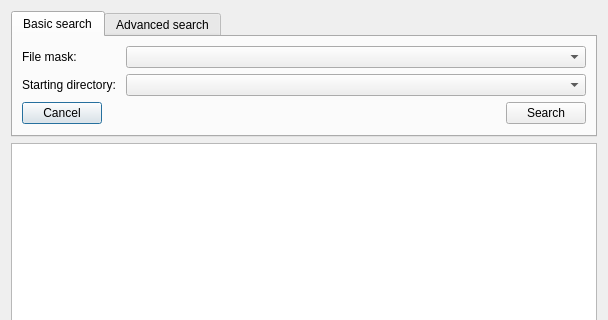
Above: searchdialog.ui from afigegoznaet/YAC_Commander before the change; both pictures show x 0 to 608 and y 0 to 320 of the 608 by 478 pixel window. Below: the same form after it.
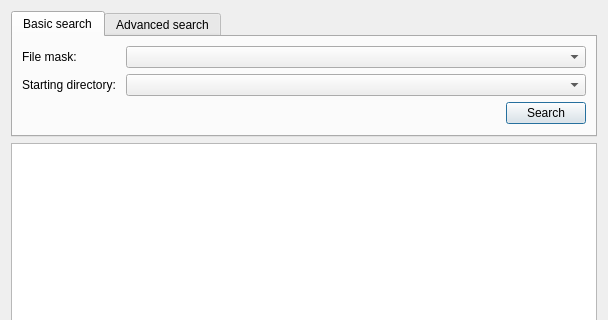
That is the form after the change. Custom widgets are drawn as their Qt base class.

What changed in the file:
```diff
--- a/searchdialog.ui
+++ b/searchdialog.ui
@@ -78,13 +78,6 @@
          </item>
          <item>
           <layout class="QHBoxLayout" name="horizontalLayout">
-           <item>
-            <widget class="QPushButton" name="cancelButton">
-             <property name="text">
-              <string>Cancel</string>
-             </property>
-            </widget>
-           </item>
            <item>
             <spacer name="horizontalSpacer">
              <property name="orientation">
```
Left out of the diff: 1 changed line with no effect on the pictures.
